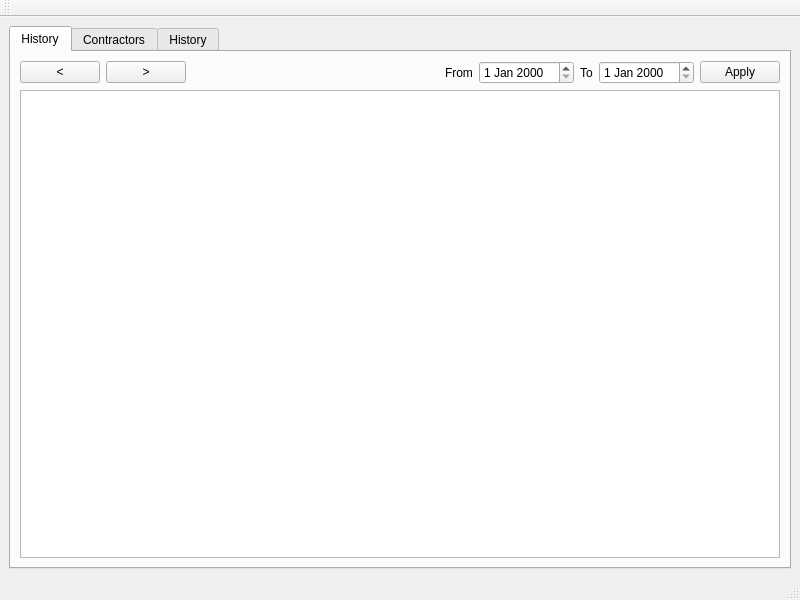
First picture: the form in ui/MainWindow.ui, repository devemouse/qfaktury, before the edit.
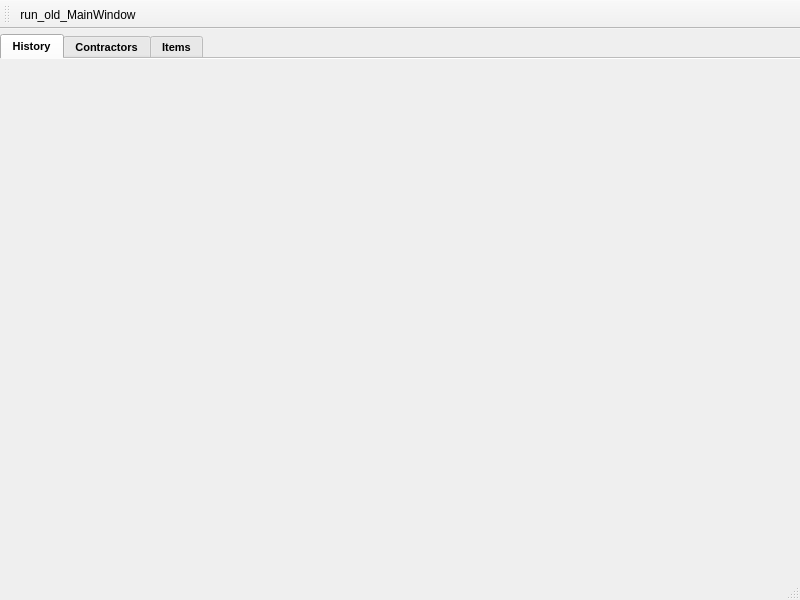
Second picture: the form after the edit.

Commit message: allow date-based filtering of invoices, move invoices to separate widget

Diff of the .ui file:
```diff
--- a/ui/MainWindow.ui
+++ b/ui/MainWindow.ui
@@ -15,81 +15,50 @@
   </property>
   <widget class="QWidget" name="centralwidget">
    <layout class="QVBoxLayout" name="verticalLayout">
+    <property name="spacing">
+     <number>1</number>
+    </property>
+    <property name="leftMargin">
+     <number>0</number>
+    </property>
+    <property name="topMargin">
+     <number>5</number>
+    </property>
+    <property name="rightMargin">
+     <number>0</number>
+    </property>
+    <property name="bottomMargin">
+     <number>5</number>
+    </property>
     <item>
      <widget class="QTabWidget" name="tabWidget">
+      <property name="font">
+       <font>
+        <pointsize>8</pointsize>
+        <weight>75</weight>
+        <bold>true</bold>
+        <stylestrategy>PreferAntialias</stylestrategy>
+       </font>
+      </property>
+      <property name="autoFillBackground">
+       <bool>false</bool>
+      </property>
+      <property name="tabPosition">
+       <enum>QTabWidget::North</enum>
+      </property>
       <property name="tabShape">
        <enum>QTabWidget::Rounded</enum>
       </property>
       <property name="currentIndex">
        <number>0</number>
       </property>
+      <property name="documentMode">
+       <bool>true</bool>
+      </property>
       <widget class="QWidget" name="history_tab">
        <attribute name="title">
         <string>History</string>
        </attribute>
-       <layout class="QVBoxLayout" name="verticalLayout_2">
-        <item>
-         <layout class="QHBoxLayout" name="horizontalLayout">
-          <item>
-           <widget class="QPushButton" name="prev_month_button">
-            <property name="text">
-             <string>&lt;</string>
-            </property>
-           </widget>
-          </item>
-          <item>
-           <widget class="QPushButton" name="next_month_button">
-            <property name="text">
-             <string>&gt;</string>
-            </property>
-           </widget>
-          </item>
-          <item>
-           <spacer name="horizontalSpacer">
-            <property name="orientation">
-             <enum>Qt::Horizontal</enum>
-            </property>
-            <property name="sizeHint" stdset="0">
-             <size>
-              <width>40</width>
-              <height>20</height>
-             </size>
-            </property>
-           </spacer>
-          </item>
-          <item>
-           <widget class="QLabel" name="from_label">
-            <property name="text">
-             <string>From</string>
-            </property>
-           </widget>
-          </item>
-          <item>
-           <widget class="QDateEdit" name="from_dateEdit"/>
-          </item>
-          <item>
-           <widget class="QLabel" name="to_label">
-            <property name="text">
-             <string>To</string>
-            </property>
-           </widget>
-          </item>
-          <item>
-           <widget class="QDateEdit" name="to_dateEdit"/>
-          </item>
-          <item>
-           <widget class="QPushButton" name="apply_button">
-            <property name="text">
-             <string>Apply</string>
-            </property>
-           </widget>
-          </item>
-         </layout>
-        </item>
-        <item>
-         <widget class="QTableView" name="invoices_tableView"/>
-        </item>
-       </layout>
       </widget>
       <widget class="QWidget" name="contractors_tab">
        <attribute name="title">
@@ -98,7 +67,7 @@
       </widget>
       <widget class="QWidget" name="historyi_tab">
        <attribute name="title">
-        <string>History</string>
+        <string>Items</string>
        </attribute>
       </widget>
      </widget>
@@ -126,7 +95,13 @@
    <attribute name="toolBarBreak">
     <bool>false</bool>
    </attribute>
+   <addaction name="actionRun_old_MainWindow"/>
   </widget>
+  <action name="actionRun_old_MainWindow">
+   <property name="text">
+    <string>run_old_MainWindow</string>
+   </property>
+  </action>
  </widget>
  <resources/>
  <connections/>
```
Left out of the diff: 2 changed lines with no effect on the pictures. The commit also changes 11 other files.
